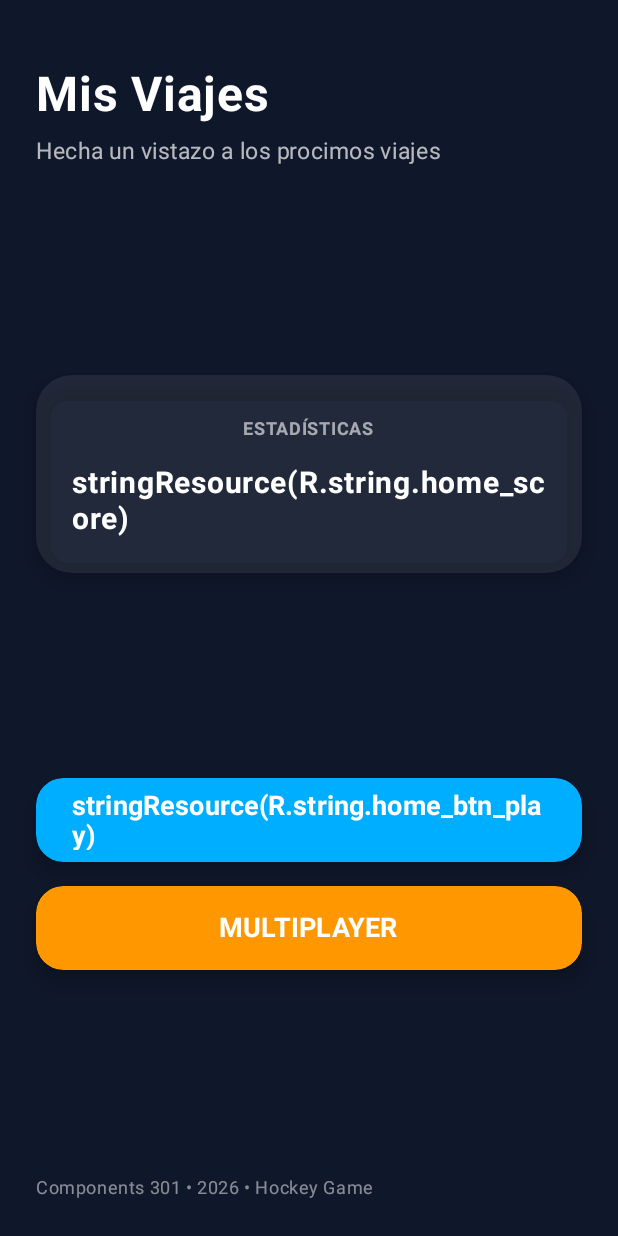
After one commit to TellMeT-Dev/Parcial-2-Programaci-n-por-Componentes, an Android app built with Jetpack Compose: the composable HomeScreen called with empty values, on a phone screen of 412 x 824 dp. The commit adds this screen. Run offline under Robolectric (Android 15) with nearby library versions, the phone set to English and light mode, and no system bars.

Commit message:
Modelo Completo, ViewModel por completar, repositorio vacio, ventana home parcial

```diff
--- /dev/null
+++ b/app/src/main/java/com/example/parcial/data/enums/TypeScreen.kt
@@ -0,0 +1,5 @@
+package com.example.parcial.data.enums
+
+enum class TypeScreen {
+    HOME,
+}
--- /dev/null
+++ b/app/src/main/java/com/example/parcial/views/screens/HomeScreen.kt
@@ -0,0 +1,207 @@
+package com.example.parcial.views.screens
+
+import android.graphics.drawable.Icon
+import androidx.compose.foundation.background
+import androidx.compose.foundation.layout.Arrangement
+import androidx.compose.foundation.layout.Box
+import androidx.compose.foundation.layout.Column
+import androidx.compose.foundation.layout.Row
+import androidx.compose.foundation.layout.Spacer
+import androidx.compose.foundation.layout.fillMaxSize
+import androidx.compose.foundation.layout.fillMaxWidth
+import androidx.compose.foundation.layout.height
+import androidx.compose.foundation.layout.padding
+import androidx.compose.foundation.layout.size
+import androidx.compose.foundation.shape.RoundedCornerShape
+import androidx.compose.material3.Button
+import androidx.compose.material3.ButtonDefaults
+import androidx.compose.material3.Card
+import androidx.compose.material3.CardDefaults
+import androidx.compose.material3.Icon
+import androidx.compose.material3.MaterialTheme
+import androidx.compose.material3.Text
+import androidx.compose.runtime.Composable
+import androidx.compose.ui.Alignment
+import androidx.compose.ui.Modifier
+import androidx.compose.ui.draw.shadow
+import androidx.compose.ui.graphics.Color
+import androidx.compose.ui.res.stringResource
+import androidx.compose.ui.text.font.FontWeight
+import androidx.compose.ui.tooling.preview.Preview
+import androidx.compose.ui.unit.dp
+import androidx.compose.ui.unit.sp
+import com.example.parcial.R
+import com.example.parcial.data.models.TripModel
+import com.example.parcial.viewmodels.TripViewModel
+
+@Composable
+fun HomeScreen(
+    trips: List<TripModel?>,
+    onClickGame: () -> Unit,
+    onClickMultiplayer: () -> Unit = {}
+) {
+    Box(
+        modifier = Modifier
+            .fillMaxSize()
+            .background(Color(0xFF0F172A))
+            .padding(24.dp)
+    ) {
+        Column(
+            modifier = Modifier.fillMaxSize(),
+            verticalArrangement = Arrangement.SpaceBetween
+        ) {
+
+            Column(
+            ) {
+
+                Spacer(modifier = Modifier.height(20.dp))
+
+                Text(
+                    text = stringResource(R.string.title_home),
+                    color = Color.White,
+                    fontSize = 32.sp,
+                    fontWeight = FontWeight.Bold
+                )
+
+                Spacer(modifier = Modifier.height(6.dp))
+
+                Text(
+                    text = stringResource(R.string.subtitle_home),
+                    color = Color.White.copy(alpha = 0.7f),
+                    fontSize = 15.sp
+                )
+            }
+            for (trip in trips){
+                if(trip != null) {
+                    Card(
+                        modifier = Modifier.fillMaxWidth(),
+                        colors = CardDefaults.cardColors(
+                            containerColor = Color.White.copy(alpha = 0.08f)
+                        ),
+                        shape = RoundedCornerShape(24.dp),
+                        elevation = CardDefaults.cardElevation(8.dp)
+                    ) {
+                        Column(
+                            modifier = Modifier
+                                .fillMaxWidth()
+                                .padding(24.dp)
+                        ) {
+                            Text(
+                                text = trip.nameTrip,
+                                color = Color.White,
+                                fontSize = 20.sp,
+                                fontWeight = FontWeight.Bold
+                            )
+
+                            Spacer(modifier = Modifier.height(12.dp))
+
+                            Row(
+                                verticalAlignment = Alignment.CenterVertically,
+                                horizontalArrangement = Arrangement.Center
+                            ) {
+                                Text(
+                                    text = trip.destination,
+                                    color = Color.White.copy(alpha = 0.6f),
+                                    fontSize = 12.sp,
+                                    fontWeight = FontWeight.Bold
+                                )
+                            }
+                        }
+                    }
+                }
+            }
+
+            Card(
+                modifier = Modifier.fillMaxWidth(),
+                colors = CardDefaults.cardColors(
+                    containerColor = Color.White.copy(alpha = 0.08f)
+                ),
+                shape = RoundedCornerShape(24.dp),
+                elevation = CardDefaults.cardElevation(8.dp)
+            ) {
+                Column(
+                    modifier = Modifier
+                        .fillMaxWidth()
+                        .padding(24.dp),
+                    horizontalAlignment = Alignment.CenterHorizontally
+                ) {
+                    Text(
+                        text = "ESTADÍSTICAS",
+                        color = Color.White.copy(alpha = 0.6f),
+                        fontSize = 12.sp,
+                        fontWeight = FontWeight.Bold
+                    )
+
+                    Spacer(modifier = Modifier.height(12.dp))
+
+                    Row(
+                        verticalAlignment = Alignment.CenterVertically,
+                        horizontalArrangement = Arrangement.Center
+                    ) {
+                        Text(
+                            text = "stringResource(R.string.home_score)",
+                            color = Color.White,
+                            fontSize = 20.sp,
+                            fontWeight = FontWeight.Bold
+                        )
+                    }
+                }
+            }
+
+            Column(
+                modifier = Modifier.fillMaxWidth(),
+                verticalArrangement = Arrangement.spacedBy(16.dp)
+            ) {
+                Button(
+                    onClick = onClickGame,
+                    modifier = Modifier
+                        .fillMaxWidth()
+                        .height(56.dp)
+                        .shadow(8.dp, RoundedCornerShape(18.dp)),
+                    shape = RoundedCornerShape(18.dp),
+                    colors = ButtonDefaults.buttonColors(
+                        containerColor = Color(0xFF00AEFF)
+                    )
+                ) {
+                    Text(
+                        text = "stringResource(R.string.home_btn_play)",
+                        fontSize = 18.sp,
+                        fontWeight = FontWeight.Bold,
+                        color = Color.White
+                    )
+                }
+
+                Button(
+                    onClick = onClickMultiplayer,
+                    modifier = Modifier
+                        .fillMaxWidth()
+                        .height(56.dp)
+                        .shadow(8.dp, RoundedCornerShape(18.dp)),
+                    shape = RoundedCornerShape(18.dp),
+                    colors = ButtonDefaults.buttonColors(
+                        containerColor = Color(0xFFFF9800)
+                    )
+                ) {
+                    Text(
+                        text = "MULTIPLAYER",
+                        fontSize = 18.sp,
+                        fontWeight = FontWeight.Bold,
+                        color = Color.White
+                    )
+                }
+            }
+
+            Text(
+                text = "Components 301 • 2026 • Hockey Game",
+                color = Color.White.copy(alpha = 0.5f),
+                style = MaterialTheme.typography.bodySmall
+            )
+        }
+    }
+}
+
+@Preview(showBackground = true)
+@Composable
+fun HomeScreenPreview() {
+    HomeScreen(trips = emptyList(), onClickGame = {}, onClickMultiplayer = {})
+}
--- a/app/src/main/java/com/example/parcial/ui/theme/Color.kt
+++ b/app/src/main/java/com/example/parcial/views/theme/Color.kt
@@ -1,4 +1,4 @@
-package com.example.parcial.ui.theme
+package com.example.parcial.views.theme
 
 import androidx.compose.ui.graphics.Color
 
--- a/app/src/main/java/com/example/parcial/ui/theme/Theme.kt
+++ b/app/src/main/java/com/example/parcial/views/theme/Theme.kt
@@ -1,6 +1,5 @@
-package com.example.parcial.ui.theme
+package com.example.parcial.views.theme
 
-import android.app.Activity
 import android.os.Build
 import androidx.compose.foundation.isSystemInDarkTheme
 import androidx.compose.material3.MaterialTheme
--- a/app/src/main/java/com/example/parcial/ui/theme/Type.kt
+++ b/app/src/main/java/com/example/parcial/views/theme/Type.kt
@@ -1,4 +1,4 @@
-package com.example.parcial.ui.theme
+package com.example.parcial.views.theme
 
 import androidx.compose.material3.Typography
 import androidx.compose.ui.text.TextStyle
--- a/app/src/main/res/values/strings.xml
+++ b/app/src/main/res/values/strings.xml
@@ -1,3 +1,4 @@
 <resources>
-    <string name="app_name">Parcial</string>
+    <string name="title_home">Mis Viajes</string>
+    <string name="subtitle_home">Hecha un vistazo a los procimos viajes</string>
 </resources>
```
Also changed, not shown: app/src/main/java/com/example/parcial/MainActivity.kt (deleted, +0 -47 lines), app/src/main/java/com/example/parcial/data/models/CategoryModel.kt (added, +7 -0 lines), app/src/main/java/com/example/parcial/data/models/PlacesModel.kt (added, +10 -0 lines), app/src/main/java/com/example/parcial/data/models/TripModel.kt (added, +10 -0 lines), app/src/main/java/com/example/parcial/viewmodels/TripViewModel.kt (added, +15 -0 lines), app/src/main/java/com/example/parcial/views/MainActivity.kt (added, +53 -0 lines).
